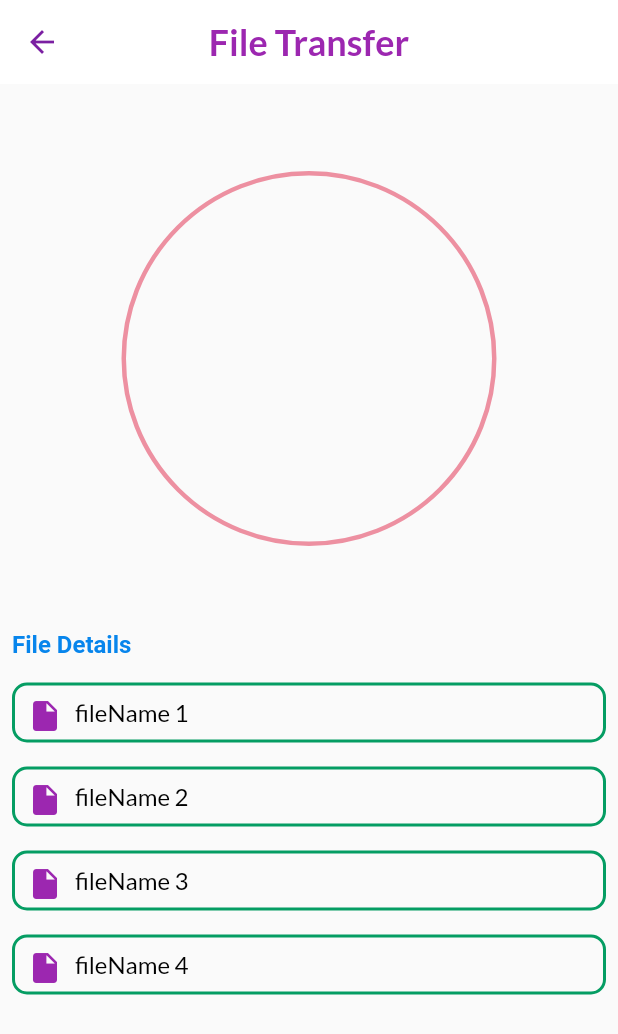
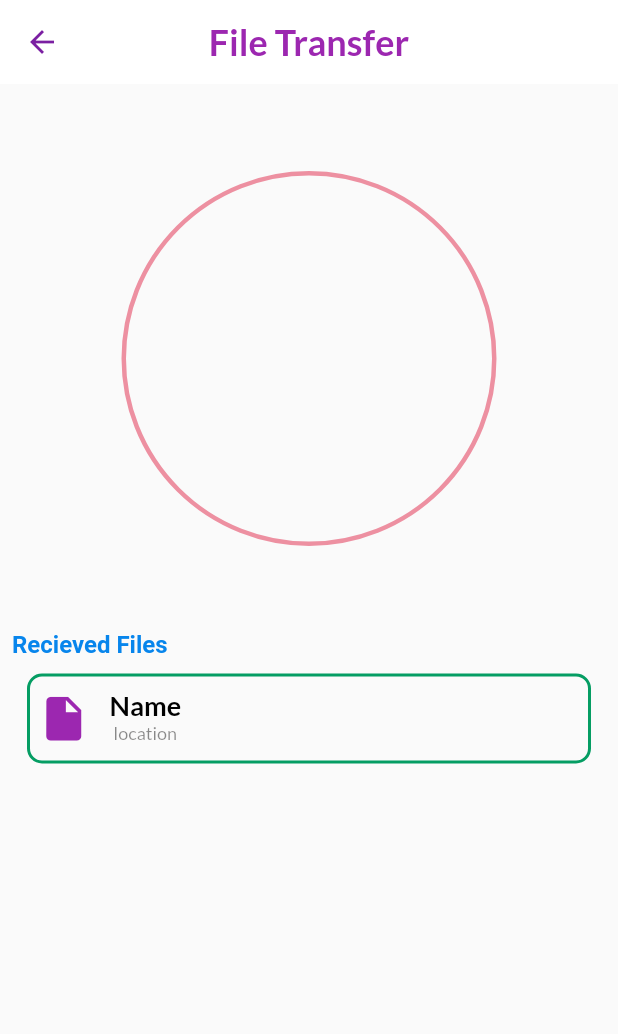
Before and after one commit to manasghandat/FileCosmos, a Flutter app: the ReceiveScreen screen opened directly, on a phone screen of 412 x 824 dp. Shown: the top 1034 px of the screen. Run offline on Flutter 3.47's test engine with Material 2 defaults, Android fonts, the phone set to English and light mode, and no system bars; our stand-ins replace dotted_border, file_picker, firebase_auth, firebase_core, flutter_svg, google_fonts and 1 more; missing offline and left inert: mapbox_gl; accounts and stored records are empty.

```diff
--- a/file_cosmos/lib/screens/receive_screen/receive_screen.dart
+++ b/file_cosmos/lib/screens/receive_screen/receive_screen.dart
@@ -1,19 +1,31 @@
 import 'package:flutter/material.dart';
 import 'package:google_fonts/google_fonts.dart';
+
+import '../../models/file_model.dart';
+// import 'package:../../models/file_model.dart';
 
 class ReceiveScreen extends StatelessWidget {
   const ReceiveScreen({Key? key}) : super(key: key);
 
   @override
   Widget build(BuildContext context) {
-    return  Scaffold(
+    List<MyFile> Lis = [
+      MyFile(
+          id: "id",
+          name: "Name",
+          location: "location",
+          coordinates: "coordinates")
+    ];
+
+    return Scaffold(
       appBar: AppBar(
         leading: IconButton(
-            icon: Icon(Icons.arrow_back,color:Colors.purple.shade700 ,),
-
+          icon: Icon(
+            Icons.arrow_back,
+            color: Colors.purple.shade700,
+          ),
           onPressed: () {},
         ),
-
         backgroundColor: Colors.white,
         elevation: 0,
         title: Text(
@@ -41,39 +53,21 @@ class ReceiveScreen extends StatelessWidget {
                   height: 250,
                   decoration: BoxDecoration(
                     shape: BoxShape.circle,
-
                     border: Border.all(
-
                       color: const Color.fromARGB(255, 237, 144, 161),
                       width: 3,
                     ),
                   ),
                 ),
-
               ],
             ),
             const SizedBox(height: 56),
             Stack(
               alignment: Alignment.topLeft,
               children: [
-                  // Container(
-                  //   padding: EdgeInsets.only(left: 80),
-                  //   width: 60,
-                  //   height: 60,
-                  //   decoration: BoxDecoration(
-                  //     shape: BoxShape.rectangle,
-                  //     border: Border.all(
-
-                  //       color: Color.fromARGB(185, 154, 65, 65),
-                  //       width: 2,
-                  //     ),
-                  //   ),
-                  // ),
                 const Text(
-
-                    'File Details',
+                  'Recieved Files',
                   style: TextStyle(
-
                     color: Color.fromARGB(255, 7, 133, 236),
                     fontWeight: FontWeight.bold,
                     fontSize: 16,
@@ -82,9 +76,14 @@ class ReceiveScreen extends StatelessWidget {
                 ),
               ],
             ),
-              const SizedBox(height: 16),
             Container(
-                height: 40,
+              height: 100,
+              child: ListView.builder(
+                  padding: const EdgeInsets.all(10),
+                  itemCount: Lis.length,
+                  itemBuilder: (BuildContext context, int index) {
+                    return Container(
+                      height: 60,
                       // width: 40,
                       decoration: BoxDecoration(
                         borderRadius: BorderRadius.circular(10),
@@ -96,110 +95,38 @@ class ReceiveScreen extends StatelessWidget {
                       child: Row(
                         children: [
                           const Padding(
-                      padding: EdgeInsets.all(8),
+                            padding: EdgeInsets.all(5),
                             child: Icon(
                               Icons.insert_drive_file,
                               color: Colors.purple,
+                              size: 35,
+                            ),
+                          ),
+                          Padding(
+                            padding: EdgeInsets.all(8),
+                            child: Column(children: [
+                              Text(
+                                Lis[index].name,
+                                style: GoogleFonts.lato(
+                                  color: const Color.fromARGB(255, 0, 0, 0),
+                                  fontWeight: FontWeight.w600,
+                                  fontSize: 18,
                                 ),
                               ),
                               Text(
-                      'fileName 1',
+                                Lis[index].location,
                                 style: GoogleFonts.lato(
-                        color: const Color.fromARGB(255, 0, 0, 0),
-                        fontSize: 16,
+                                  color: Color.fromARGB(125, 18, 17, 17),
+                                  fontSize: 12,
                                 ),
+                              ),
+                            ]),
                           ),
                         ],
                       ),
-              ),
-              const SizedBox(height: 16),
-              Container(
-                height: 40,
-                decoration: BoxDecoration(
-                  borderRadius: BorderRadius.circular(10),
-                  border: Border.all(
-                    color: const Color.fromARGB(255, 5, 157, 99),
-                    width: 2,
-                  ),
-                ),
-                child: Row(
-                  children: [
-                    const Padding(
-                      padding: EdgeInsets.all(8),
-                      child: Icon(
-                        Icons.insert_drive_file,
-                        color: Colors.purple,
-                      ),
-                    ),
-                    Text(
-                      'fileName 2',
-                      style: GoogleFonts.lato(
-                        color: const Color.fromARGB(255, 0, 0, 0),
-                        fontSize: 16,
-                      ),
-                    ),
-                  ],
-                ),
-              ),
-              const SizedBox(height: 16),
-              Container(
-                height: 40,
-                decoration: BoxDecoration(
-                  borderRadius: BorderRadius.circular(10),
-                  border: Border.all(
-                    color: const Color.fromARGB(255, 5, 157, 99),
-                    width: 2,
-                  ),
-                ),
-                child: Row(
-                  children: [
-                    const Padding(
-                      padding: EdgeInsets.all(8),
-                      child: Icon(
-                        Icons.insert_drive_file,
-                        color: Colors.purple,
-                      ),
-                    ),
-                    Text(
-                      'fileName 3',
-                      style: GoogleFonts.lato(
-                        color: const Color.fromARGB(255, 0, 0, 0),
-                        fontSize: 16,
-                      ),
-                    ),
-                  ],
-                ),
-              ),
-              const SizedBox(height: 16),
-              Container(
-                height: 40,
-                decoration: BoxDecoration(
-                  borderRadius: BorderRadius.circular(10),
-                  border: Border.all(
-                    color: const Color.fromARGB(255, 5, 157, 99),
-                    width: 2,
-                  ),
-                ),
-                child: Row(
-                  children: [
-                    const Padding(
-                      padding: EdgeInsets.all(8),
-                      child: Icon(
-                        Icons.insert_drive_file,
-                        color: Colors.purple,
-                      ),
-                    ),
-                    Text(
-                      'fileName 4',
-                      style: GoogleFonts.lato(
-                        color: const Color.fromARGB(255, 0, 0, 0),
-                        fontSize: 16,
-                      ),
-                    ),
-                  ],
-                ),
-              ),
-              const Spacer(),
+                    );
+                  }),
+            )
           ],
         ),
       ),
```
Lines whose indentation alone changed are shown as unchanged.
